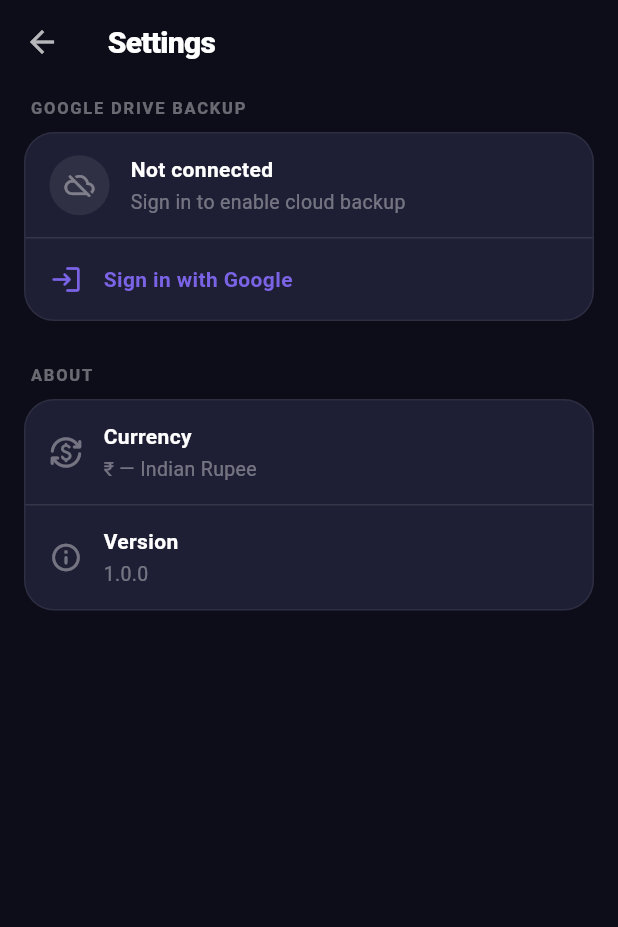
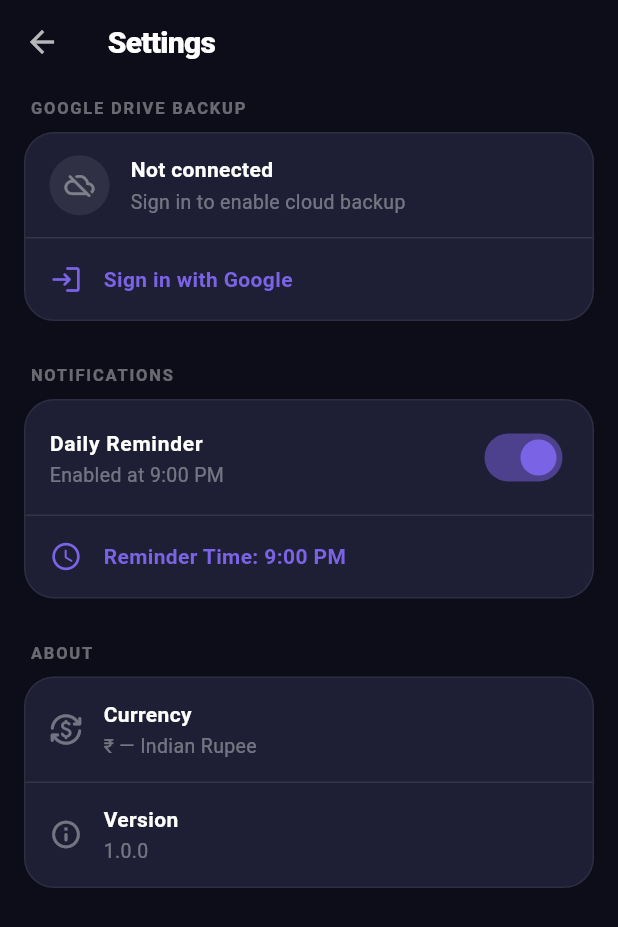
Before and after one commit to Imagine-Me/money_manager, a Flutter app: the SettingsView screen opened directly, on a phone screen of 412 x 824 dp. Shown: the top 927 px of the screen. Run offline on Flutter 3.47's test engine with Material 3 defaults, Android fonts, the phone set to English and light mode, and no system bars; our stand-ins replace fl_chart, flutter_local_notifications, flutter_riverpod, flutter_svg, flutter_timezone, google_sign_in and 3 more; missing offline and left inert: googleapis; accounts and stored records are empty; generated files the repository leaves out were written again.

Commit message:
update notification

```diff
--- a/lib/core/services/preferences_service.dart
+++ b/lib/core/services/preferences_service.dart
@@ -1,5 +1,6 @@
 import 'dart:convert';
 import 'package:shared_preferences/shared_preferences.dart';
+import 'package:money_manager/core/constants/app_constants.dart';
 
 class PreferencesService {
   PreferencesService._();
@@ -13,6 +14,9 @@ class PreferencesService {
   static const _keyInstalledDate = 'installed_date';
   static const _keyDismissedMissedDays = 'dismissed_missed_days';
   static const _keyLastBackupDate = 'last_backup_date';
+  static const _keyNotifEnabled = 'notif_enabled';
+  static const _keyNotifHour = 'notif_hour';
+  static const _keyNotifMinute = 'notif_minute';
 
   late SharedPreferences _prefs;
 
@@ -20,12 +24,20 @@ class PreferencesService {
   late String currencySymbol;
   late String currencyName;
   late String currencyLocale;
+  late bool notificationEnabled;
+  late int notificationHour;
+  late int notificationMinute;
 
   Future<void> load() async {
     _prefs = await SharedPreferences.getInstance();
     currencySymbol = _prefs.getString(_keyCurrencySymbol) ?? '₹';
     currencyName = _prefs.getString(_keyCurrencyName) ?? 'Indian Rupee';
     currencyLocale = _prefs.getString(_keyCurrencyLocale) ?? 'en_IN';
+    notificationEnabled = _prefs.getBool(_keyNotifEnabled) ?? true;
+    notificationHour =
+      _prefs.getInt(_keyNotifHour) ?? AppConstants.dailyReminderHour;
+    notificationMinute =
+      _prefs.getInt(_keyNotifMinute) ?? AppConstants.dailyReminderMinute;
     // Record install date on first ever launch
     if (!_prefs.containsKey(_keyInstalledDate)) {
       await _prefs.setString(
@@ -74,6 +86,21 @@ class PreferencesService {
     await _prefs.setString(_keyLastBackupDate, date.toIso8601String());
   }
 
+  Future<void> setNotificationEnabled(bool enabled) async {
+    notificationEnabled = enabled;
+    await _prefs.setBool(_keyNotifEnabled, enabled);
+  }
+
+  Future<void> setNotificationTime({
+    required int hour,
+    required int minute,
+  }) async {
+    notificationHour = hour;
+    notificationMinute = minute;
+    await _prefs.setInt(_keyNotifHour, hour);
+    await _prefs.setInt(_keyNotifMinute, minute);
+  }
+
   Future<void> saveCurrency({
     required String symbol,
     required String name,
--- a/lib/presentation/views/settings_view.dart
+++ b/lib/presentation/views/settings_view.dart
@@ -5,6 +5,7 @@ import 'package:money_manager/core/services/preferences_service.dart';
 import 'package:money_manager/core/theme/app_theme.dart';
 import 'package:money_manager/services/backup_service.dart';
 import 'package:money_manager/services/google_auth_service.dart';
+import 'package:money_manager/services/notification_service.dart';
 
 class SettingsView extends StatefulWidget {
   const SettingsView({super.key});
@@ -16,6 +17,8 @@ class SettingsView extends StatefulWidget {
 class _SettingsViewState extends State<SettingsView> {
   GoogleSignInAccount? _user;
   bool _isLoading = false;
+  bool _notifEnabled = true;
+  TimeOfDay _notifTime = const TimeOfDay(hour: 21, minute: 0);
   String? _statusMessage;
   bool _statusIsError = false;
 
@@ -23,9 +26,62 @@ class _SettingsViewState extends State<SettingsView> {
   void initState() {
     super.initState();
     _user = GoogleAuthService.instance.currentUser;
+    final prefs = PreferencesService.instance;
+    _notifEnabled = prefs.notificationEnabled;
+    _notifTime = TimeOfDay(
+      hour: prefs.notificationHour,
+      minute: prefs.notificationMinute,
+    );
     if (_user == null) {
       _trySilentSignIn();
     }
+  }
+
+  Future<void> _setNotificationEnabled(bool enabled) async {
+    final prefs = PreferencesService.instance;
+    await prefs.setNotificationEnabled(enabled);
+    if (enabled) {
+      await NotificationService.instance.requestPermissions();
+      await NotificationService.instance.scheduleDailyReminder();
+    } else {
+      await NotificationService.instance.cancelDailyReminder();
+    }
+    if (!mounted) return;
+    setState(() => _notifEnabled = enabled);
+    _setStatus(
+      enabled
+          ? 'Daily reminder enabled'
+          : 'Daily reminder disabled',
+      isError: false,
+    );
+  }
+
+  Future<void> _pickNotificationTime() async {
+    final picked = await showTimePicker(
+      context: context,
+      initialTime: _notifTime,
+      builder: (context, child) => Theme(
+        data: Theme.of(context).copyWith(
+          colorScheme: Theme.of(context).colorScheme.copyWith(
+                primary: AppTheme.primaryColor,
+              ),
+        ),
+        child: child!,
+      ),
+    );
+    if (picked == null) return;
+
+    final prefs = PreferencesService.instance;
+    await prefs.setNotificationTime(hour: picked.hour, minute: picked.minute);
+    if (_notifEnabled) {
+      await NotificationService.instance.scheduleDailyReminder();
+    }
+    if (!mounted) return;
+    setState(() => _notifTime = picked);
+    _setStatus(
+      'Reminder time updated to ${picked.format(context)}',
+      isError: false,
+    );
   }
 
   Future<void> _trySilentSignIn() async {
@@ -157,6 +213,13 @@ class _SettingsViewState extends State<SettingsView> {
             _sectionHeader('Google Drive Backup'),
             const SizedBox(height: 8),
             _driveCard(),
+
+            const SizedBox(height: 28),
+
+            // ── Notifications section ─────────────────────────────────────
+            _sectionHeader('Notifications'),
+            const SizedBox(height: 8),
+            _notificationCard(),
 
             if (_statusMessage != null) ...[
               const SizedBox(height: 12),
@@ -386,6 +449,49 @@ class _SettingsViewState extends State<SettingsView> {
     );
   }
 
+  Widget _notificationCard() {
+    return Container(
+      decoration: BoxDecoration(
+        color: AppTheme.cardColor,
+        borderRadius: BorderRadius.circular(20),
+        border: Border.all(color: Colors.white.withValues(alpha: 0.07)),
+      ),
+      child: Column(
+        children: [
+          SwitchListTile.adaptive(
+            value: _notifEnabled,
+            onChanged: (v) => _setNotificationEnabled(v),
+            activeThumbColor: AppTheme.primaryColor,
+            contentPadding:
+                const EdgeInsets.symmetric(horizontal: 16, vertical: 2),
+            title: const Text(
+              'Daily Reminder',
+              style: TextStyle(
+                color: Colors.white,
+                fontWeight: FontWeight.w600,
+                fontSize: 14,
+              ),
+            ),
+            subtitle: Text(
+              _notifEnabled
+                  ? 'Enabled at ${_notifTime.format(context)}'
+                  : 'Disabled',
+              style: const TextStyle(color: Colors.white38, fontSize: 13),
+            ),
+          ),
+          const Divider(height: 1, color: Colors.white10),
+          _actionTile(
+            icon: Icons.schedule_rounded,
+            label: 'Reminder Time: ${_notifTime.format(context)}',
+            color: _notifEnabled ? AppTheme.primaryColor : Colors.white38,
+            onTap: _notifEnabled ? _pickNotificationTime : null,
+            isLoading: false,
+          ),
+        ],
+      ),
+    );
+  }
+
   Widget _infoCard() {
     final prefs = PreferencesService.instance;
     return Container(
--- a/pubspec.yaml
+++ b/pubspec.yaml
@@ -16,7 +16,7 @@ publish_to: 'none' # Remove this line if you wish to publish to pub.dev
 # https://developer.apple.com/library/archive/documentation/General/Reference/InfoPlistKeyReference/Articles/CoreFoundationKeys.html
 # In Windows, build-name is used as the major, minor, and patch parts
 # of the product and file versions while build-number is used as the build suffix.
-version: 1.0.0+7
+version: 1.0.0+8
 
 environment:
   sdk: ^3.10.1
@@ -39,6 +39,7 @@ dependencies:
   flutter_local_notifications: ^21.0.0
   timezone: ^0.11.0
   intl: ^0.20.2
+  flutter_timezone: ^4.1.1
   uuid: ^4.5.3
   shared_preferences: ^2.3.0
   flutter_svg: ^2.0.17
```
Also changed, not shown: lib/services/notification_service.dart (+22 -4 lines), pubspec.lock, 5 other files.
